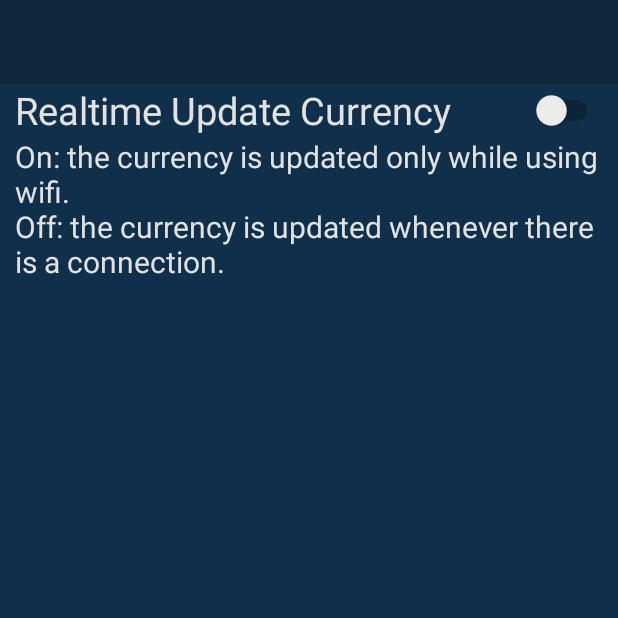
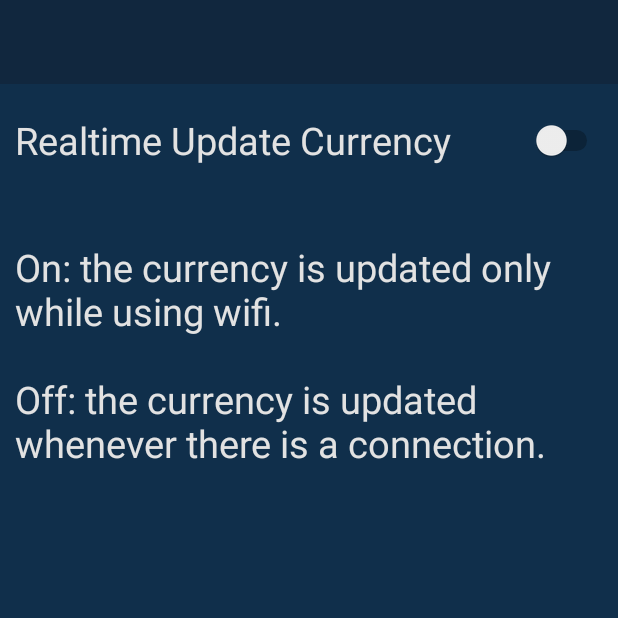
Before and after one commit to Yude-Li/2020LaSalleAndroid, an Android app: the UserSettingActivity screen opened directly, with no data from a screen before it, on a phone screen of 412 x 824 dp, the top half of it. Run offline under Robolectric (Android 15) with nearby library versions, the phone set to English and light mode, and no system bars.

Commit message:
Refactor UserSettingActivity
Not implement onCheckedChanged yet

```diff
--- a/TravelCalculator/app/src/main/java/com/lasalle2020android/travelcalculator/UserSettingActivity.java
+++ b/TravelCalculator/app/src/main/java/com/lasalle2020android/travelcalculator/UserSettingActivity.java
@@ -3,22 +3,30 @@ package com.lasalle2020android.travelcalculator;
 import androidx.appcompat.app.AppCompatActivity;
 
 import android.os.Bundle;
+import android.widget.CompoundButton;
+import android.widget.Switch;
 import android.widget.TextView;
 
 public class UserSettingActivity extends AppCompatActivity {
 
-    TextView textView_RealtimeUpdate_Info;
+    Switch switchUpdateRealTime;
 
     @Override
     protected void onCreate(Bundle savedInstanceState) {
         super.onCreate(savedInstanceState);
         setContentView(R.layout.user_setting_layout);
 
-        textView_RealtimeUpdate_Info = findViewById(R.id.textView_RealtimeUpdate_Info);
-
-        String updateInfo = "On: the currency is updated only while using wifi.\n" +
-                "Off: the currency is updated whenever there is a connection.";
-
-        textView_RealtimeUpdate_Info.setText(updateInfo);
+        switchUpdateRealTime = findViewById(R.id.switch_updateRealtime);
+        switchUpdateRealTime.setOnCheckedChangeListener(new CompoundButton.OnCheckedChangeListener() {
+            @Override
+            public void onCheckedChanged(CompoundButton buttonView, boolean isChecked) {
+                if (isChecked){
+                    // User only update by wifi
+                }
+                else {
+                    // User update whenever is a connection
+                }
+            }
+        });
     }
 }
--- a/TravelCalculator/app/src/main/res/layout/user_setting_layout.xml
+++ b/TravelCalculator/app/src/main/res/layout/user_setting_layout.xml
@@ -13,7 +13,8 @@
         app:layout_constraintLeft_toLeftOf="parent"
         app:layout_constraintRight_toRightOf="parent"
         app:layout_constraintTop_toTopOf="parent"
-        app:titleTextColor="@android:color/white" />
+        app:titleTextColor="@android:color/white"
+        />
 
     <Switch
         android:id="@+id/switch_updateRealtime"
@@ -23,18 +24,21 @@
         android:text="@string/text_RealtimeUpdateCurrency"
         app:layout_constraintLeft_toLeftOf="parent"
         app:layout_constraintRight_toRightOf="parent"
-        app:layout_constraintTop_toBottomOf="@id/toolbar_setting" />
+        app:layout_constraintTop_toBottomOf="@id/toolbar_setting"
+        android:layout_marginTop="20dp"
+        />
 
     <TextView
         android:id="@+id/textView_RealtimeUpdate_Info"
         style="@style/SwitchInfoStyle"
         android:layout_width="0dp"
         android:layout_height="wrap_content"
-        android:text=""
-        android:textSize="20sp"
+        android:text="@string/updateInfo"
+        android:textSize="25sp"
         app:layout_constraintLeft_toLeftOf="parent"
         app:layout_constraintRight_toRightOf="parent"
         app:layout_constraintTop_toBottomOf="@id/switch_updateRealtime"
+        android:layout_marginTop="50dp"
         />
 
 </androidx.constraintlayout.widget.ConstraintLayout>
--- a/TravelCalculator/app/src/main/res/values/strings.xml
+++ b/TravelCalculator/app/src/main/res/values/strings.xml
@@ -18,5 +18,6 @@
     <string name="trip_title">Trip</string>
     <string name="desc_title">Description</string>
     <string name="text_RealtimeUpdateCurrency">Realtime Update Currency</string>
+    <string name="updateInfo">On: the currency is updated only while using wifi.\n\nOff: the currency is updated whenever there is a connection.</string>
 
 </resources>
```
